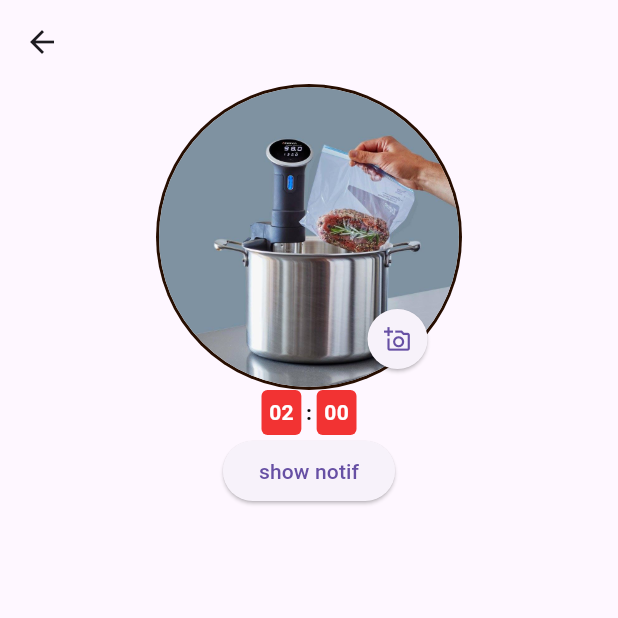
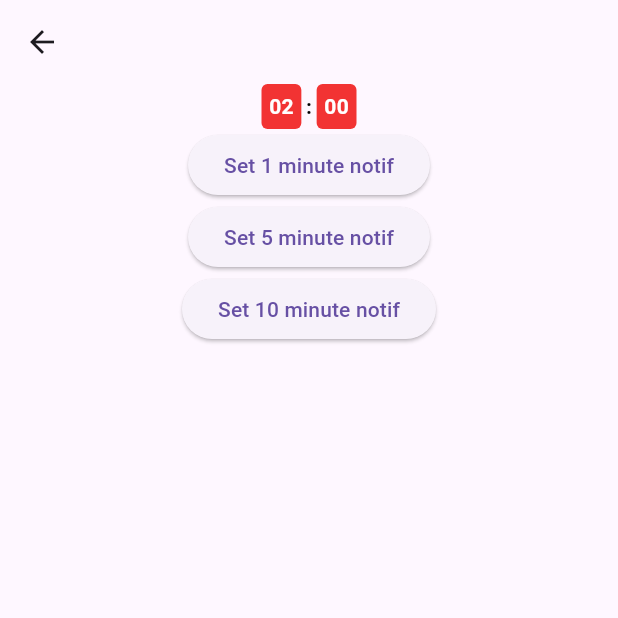
Before and after one commit to datsabahandude/SousVide, a Flutter app: the CookPage screen opened directly, on a phone screen of 412 x 824 dp, the top half of it. Run offline on Flutter 3.47's test engine with Material 3 defaults, Android fonts, the phone set to English and light mode, and no system bars; our stand-ins replace curved_navigation_bar, flutter_local_notifications, get, google_fonts, image_picker, lottie and 4 more; accounts and stored records are empty.

Commit message:
alarm error fix #3

```diff
--- a/lib/models/alarm_model.dart
+++ b/lib/models/alarm_model.dart
@@ -7,34 +7,27 @@ String modelToJson(AlarmModel data) => json.encode(data.toJson());
 class AlarmModel {
   String? label;
   String? dateTime;
-  bool check;
-  String? when;
+  bool? check;
   int? id;
-  int? milliseconds;
 
-  AlarmModel(
-      {required this.label,
-      required this.dateTime,
-      required this.check,
-      required this.when,
-      required this.id,
-      required this.milliseconds});
+  AlarmModel({
+    required this.label,
+    required this.dateTime,
+    required this.check,
+    required this.id,
+  });
 
   factory AlarmModel.fromJson(Map<String, dynamic> json) => AlarmModel(
         label: json["label"],
         dateTime: json["dateTime"],
         check: json["check"],
-        when: json["when"],
         id: json["id"],
-        milliseconds: json["milliseconds"],
       );
 
   Map<String, dynamic> toJson() => {
         "label": label,
         "dateTime": dateTime,
         "check": check,
-        "when": when,
         "id": id,
-        "milliseconds": milliseconds,
       };
 }
--- a/lib/screens/cookpage.dart
+++ b/lib/screens/cookpage.dart
@@ -1,13 +1,13 @@
 import 'dart:io';
 import 'dart:math';
-
+import 'package:flutter/cupertino.dart';
 import 'package:flutter/material.dart';
 import 'package:flutter/services.dart';
 import 'package:get/get.dart';
 import 'package:image_picker/image_picker.dart';
+import 'package:intl/intl.dart';
 import 'package:provider/provider.dart';
 import 'package:slide_countdown/slide_countdown.dart';
-import 'package:sous_v/api/notification_api.dart';
 import 'package:sous_v/components/alarm_provider.dart';
 
 class CookPage extends StatefulWidget {
@@ -20,17 +20,17 @@ class CookPage extends StatefulWidget {
 class _CookPageState extends State<CookPage> {
   File? image;
   Uint8List? imageBytes;
-  String? dateTime;
+  String dateDisplay = '';
   bool repeat = false;
+  late AlarmProvider reader;
+  DateTime notificationtime = DateTime.now();
 
-  DateTime? notificationtime;
-
-  String? name = "none";
   int? msec;
   @override
   void initState() {
     super.initState();
-    context.read<AlarmProvider>().getData();
+    reader = context.read<AlarmProvider>();
+    reader.getData();
   }
 
   @override
@@ -40,60 +40,88 @@ class _CookPageState extends State<CookPage> {
       body: Center(
         child: Column(
           children: <Widget>[
-            Stack(
-              children: [
-                CircleAvatar(
-                  radius: 102,
-                  backgroundColor: const Color(0xFF270E01),
-                  child: imageBytes != null
-                      ? ClipOval(
-                          child: Image.memory(
-                            imageBytes!,
-                            width: 200,
-                            height: 200,
-                            fit: BoxFit.cover,
-                          ),
-                        )
-                      : const CircleAvatar(
-                          radius: 100,
-                          backgroundImage:
-                              AssetImage('assets/images/sousvide.jpg'),
-                          backgroundColor: Colors.white,
-                        ),
-                ),
-                Positioned(
-                  right: 10,
-                  bottom: 10,
-                  child: ElevatedButton(
-                      onPressed: () => popup(),
-                      style: ElevatedButton.styleFrom(
-                        shape: const CircleBorder(),
-                      ),
-                      child: const Icon(Icons.add_a_photo_outlined)),
-                )
-              ],
-            ),
+            // Stack(
+            //   children: [
+            //     CircleAvatar(
+            //       radius: 102,
+            //       backgroundColor: const Color(0xFF270E01),
+            //       child: imageBytes != null
+            //           ? ClipOval(
+            //               child: Image.memory(
+            //                 imageBytes!,
+            //                 width: 200,
+            //                 height: 200,
+            //                 fit: BoxFit.cover,
+            //               ),
+            //             )
+            //           : const CircleAvatar(
+            //               radius: 100,
+            //               backgroundImage:
+            //                   AssetImage('assets/images/sousvide.jpg'),
+            //               backgroundColor: Colors.white,
+            //             ),
+            //     ),
+            //     Positioned(
+            //       right: 10,
+            //       bottom: 10,
+            //       child: ElevatedButton(
+            //           onPressed: () => popup(),
+            //           style: ElevatedButton.styleFrom(
+            //             shape: const CircleBorder(),
+            //           ),
+            //           child: const Icon(Icons.add_a_photo_outlined)),
+            //     )
+            //   ],
+            // ),
+            // SizedBox(
+            //   height: MediaQuery.of(context).size.height * 0.3,
+            //   width: MediaQuery.of(context).size.width,
+            //   child: Center(
+            //       child: CupertinoDatePicker(
+            //     showDayOfWeek: true,
+            //     minimumDate: DateTime.now(),
+            //     dateOrder: DatePickerDateOrder.dmy,
+            //     onDateTimeChanged: (va) {
+            //       dateTime = DateFormat().add_jms().format(va);
+
+            //       msec = va.microsecondsSinceEpoch;
+
+            //       notificationtime = va;
+
+            //       print(dateTime);
+            //       print(msec);
+            //       print(notificationtime);
+            //     },
+            //   )),
+            // ),
             const SlideCountdownSeparated(
               duration: Duration(minutes: 2),
             ),
             ElevatedButton(
                 onPressed: () {
-                  Random random = new Random();
-                  int randomNumber = random.nextInt(100);
+                  notificationtime =
+                      DateTime.now().add(const Duration(minutes: 1));
+                  dateDisplay =
+                      DateFormat('d MMM yyyy HH:mm').format(notificationtime);
+                  int id = DateTime.now().millisecondsSinceEpoch;
+                  reader.setAlarm('1 minutes', dateDisplay, true, id);
+                  reader.setData();
 
-                  context.read<AlarmProvider>().setAlaram(
-                      '', dateTime!, true, name!, randomNumber, msec!);
-                  context.read<AlarmProvider>().setData();
-
-                  context
-                      .read<AlarmProvider>()
-                      .scheduleNotification(notificationtime!, randomNumber);
-
-                  Navigator.pop(context);
-                  // NotificationApi.showNotification(
-                  //   title: 'Title', body: 'Body', payload: 'Payload');
+                  reader.scheduleNotification(notificationtime, id);
                 },
-                child: const Text('show notif'))
+                child: const Text('Set 1 minute notif')),
+            ElevatedButton(
+                onPressed: () {
+                  notificationtime =
+                      DateTime.now().add(const Duration(minutes: 5));
+                },
+                child: const Text('Set 5 minute notif')),
+            ElevatedButton(
+                onPressed: () {
+                  notificationtime =
+                      DateTime.now().add(const Duration(minutes: 10));
+                },
+                child: const Text('Set 10 minute notif')),
           ],
         ),
       ),
```
Also changed, not shown: lib/components/active_alarm_body.dart (+15 -16 lines), lib/components/alarm_provider.dart (+11 -16 lines), lib/components/dependency_injection.dart (deleted, +0 -42 lines), lib/main.dart (+3 -8 lines), 2 other files.
